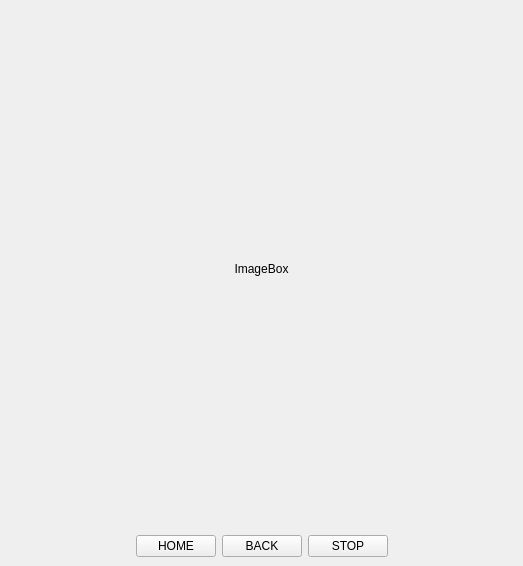
This is scrcpy_ui/main.ui in leng-yue/py-scrcpy-client as Qt 5 draws it before an edit. The edited form follows.
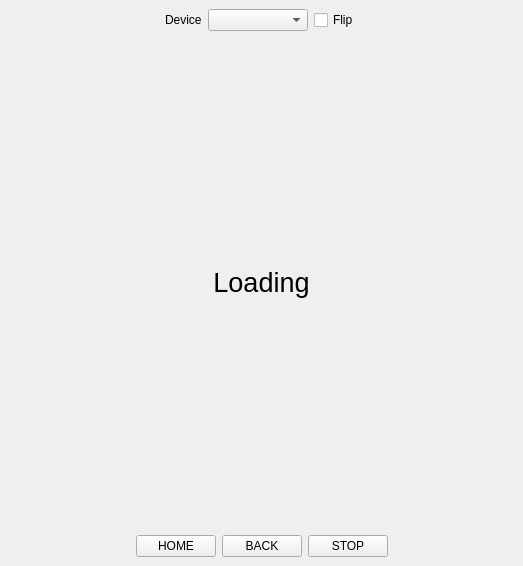
This is the edited form.

Commit message: add ui device selector

Diff of the .ui file:
```diff
--- a/scrcpy_ui/main.ui
+++ b/scrcpy_ui/main.ui
@@ -16,10 +16,64 @@
   <widget class="QWidget" name="centralwidget">
    <layout class="QHBoxLayout" name="horizontalLayout_3">
     <item>
-     <layout class="QVBoxLayout" name="verticalLayout" stretch="100,0">
+     <layout class="QVBoxLayout" name="verticalLayout" stretch="0,100,0">
       <property name="sizeConstraint">
        <enum>QLayout::SetFixedSize</enum>
       </property>
+      <item>
+       <layout class="QHBoxLayout" name="horizontalLayout_4" stretch="0,0,0,0,0">
+        <item>
+         <spacer name="horizontalSpacer_3">
+          <property name="orientation">
+           <enum>Qt::Horizontal</enum>
+          </property>
+          <property name="sizeHint" stdset="0">
+           <size>
+            <width>40</width>
+            <height>20</height>
+           </size>
+          </property>
+         </spacer>
+        </item>
+        <item>
+         <widget class="QLabel" name="label_2">
+          <property name="text">
+           <string>Device</string>
+          </property>
+         </widget>
+        </item>
+        <item>
+         <widget class="QComboBox" name="combo_device">
+          <property name="minimumSize">
+           <size>
+            <width>100</width>
+            <height>0</height>
+           </size>
+          </property>
+         </widget>
+        </item>
+        <item>
+         <widget class="QCheckBox" name="flip">
+          <property name="text">
+           <string>Flip</string>
+          </property>
+         </widget>
+        </item>
+        <item>
+         <spacer name="horizontalSpacer_4">
+          <property name="orientation">
+           <enum>Qt::Horizontal</enum>
+          </property>
+          <property name="sizeHint" stdset="0">
+           <size>
+            <width>40</width>
+            <height>20</height>
+           </size>
+          </property>
+         </spacer>
+        </item>
+       </layout>
+      </item>
       <item>
        <layout class="QHBoxLayout" name="horizontalLayout_2" stretch="0">
         <property name="sizeConstraint">
@@ -31,7 +85,7 @@
         <item>
          <widget class="QLabel" name="label">
           <property name="text">
-           <string>ImageBox</string>
+           <string>&lt;html&gt;&lt;head/&gt;&lt;body&gt;&lt;p&gt;&lt;span style=&quot; font-size:20pt;&quot;&gt;Loading&lt;/span&gt;&lt;/p&gt;&lt;/body&gt;&lt;/html&gt;</string>
           </property>
           <property name="alignment">
            <set>Qt::AlignCenter</set>
```
The commit also changes 3 other files.
